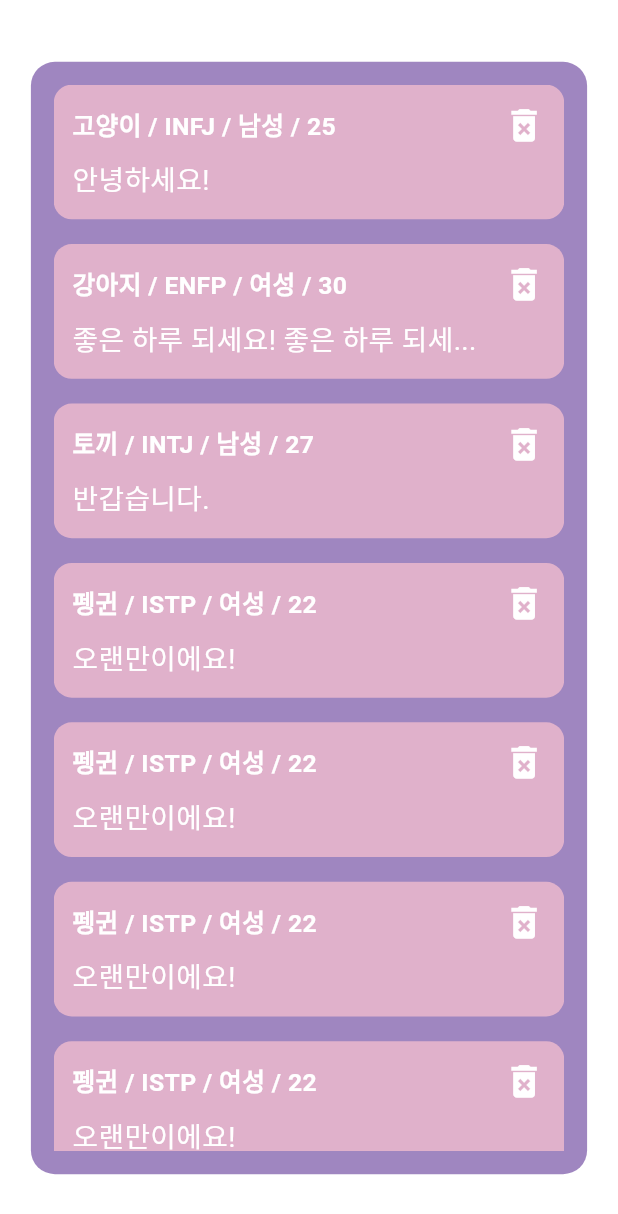
After one commit to KIMSSEUNG/ChatPRJ, a Flutter app: the ReceivePage screen opened directly, on a phone screen of 412 x 824 dp. The commit adds this screen. Shown: the top 1214 px of the screen. Run offline on Flutter 3.47's test engine with Material 3 defaults, Android fonts, the phone set to English and light mode, and no system bars.

Commit message:
25-01-26 20:49 받은 메세지를 확인하는 페이지 제작

```diff
--- a/lib/main.dart
+++ b/lib/page/main.dart
@@ -1,6 +1,7 @@
-import 'package:animal_project/send.dart';
+import 'package:animal_project/page/receive.dart';
+import 'package:animal_project/page/send.dart';
 import 'package:flutter/material.dart';
-import 'util/age_selector.dart';
+import '../util/age_selector.dart';
 
 void main() {
   runApp(AnimalChatApp());
@@ -157,6 +158,13 @@ class _AnimalChatAppState extends State<AnimalChatApp> {
                   MaterialPageRoute(builder: (context) => SendPage()),
                 );
               }
+              else if (label == '받은 메세지') {
+                Navigator.push(
+                  context,
+                  MaterialPageRoute(builder: (context) => ReceivePage()),
+                );
+              }
+
             },
             borderRadius: BorderRadius.circular(16),
             splashColor: Colors.black.withOpacity(0.2),
--- /dev/null
+++ b/lib/page/receive.dart
@@ -0,0 +1,117 @@
+import 'package:flutter/material.dart';
+
+
+class ReceivePage extends StatefulWidget {
+  @override
+  _MessageScreenState createState() => _MessageScreenState();
+}
+
+class _MessageScreenState extends State<ReceivePage> {
+  // 더미 데이터 (DB에서 받아오는 형태로 가정)
+  List<Map<String, String>> messages = [
+    {'info': '고양이 / INFJ / 남성 / 25', 'latest': '안녕하세요!'},
+    {'info': '강아지 / ENFP / 여성 / 30', 'latest': '좋은 하루 되세요! 좋은 하루 되세요! 좋은 하루 되세요! 좋은 하루 되세요! 좋은 하루 되세요!'},
+    {'info': '토끼 / INTJ / 남성 / 27', 'latest': '반갑습니다.'},
+    {'info': '펭귄 / ISTP / 여성 / 22', 'latest': '오랜만이에요!'},
+    {'info': '펭귄 / ISTP / 여성 / 22', 'latest': '오랜만이에요!'},
+    {'info': '펭귄 / ISTP / 여성 / 22', 'latest': '오랜만이에요!'},
+    {'info': '펭귄 / ISTP / 여성 / 22', 'latest': '오랜만이에요!'},
+    {'info': '펭귄 / ISTP / 여성 / 22', 'latest': '오랜만이에요!'},
+    {'info': '펭귄 / ISTP / 여성 / 22', 'latest': '오랜만이에요!'},
+    {'info': '펭귄 / ISTP / 여성 / 22', 'latest': '오랜만이에요!'},
+  ];
+
+  @override
+  Widget build(BuildContext context) {
+    double screenHeight = MediaQuery.of(context).size.height;
+    double screenWidth = MediaQuery.of(context).size.width;
+
+    return Scaffold(
+      backgroundColor: Colors.white,
+      body: Center(
+        child: Container(
+          width: screenWidth * 0.9, // 전체 화면의 90%
+          height: screenHeight * 0.9, // 전체 화면의 90%
+          decoration: BoxDecoration(
+            color: Color(0xFF9F86C0),
+            borderRadius: BorderRadius.circular(16),
+          ),
+          padding: EdgeInsets.all(screenWidth * 0.037),
+          child: Column(
+            children: [
+              Expanded(
+                child: ListView.builder(
+                  itemCount: messages.length,
+                  itemBuilder: (context, index) {
+                    return _buildMessageBox(screenWidth, screenHeight, index);
+                  },
+                ),
+              ),
+            ],
+          ),
+        ),
+      ),
+    );
+  }
+
+  Widget _buildMessageBox(double screenWidth, double screenHeight, int index) {
+    // 최신 메시지 길이 체크 및 문자열 자르기
+    String latestMessage = messages[index]['latest']!;
+    if (latestMessage.length > 19) {
+      latestMessage = '${latestMessage.substring(0, 19)}...';
+    }
+
+    return Container(
+      width: screenWidth * 0.84, // 부모(90%) 대비 15% 여백 제외
+      margin: EdgeInsets.only(bottom: screenHeight * 0.02), // 항목 간 간격
+      padding: EdgeInsets.all(screenWidth * 0.03),
+      decoration: BoxDecoration(
+        color: Color(0xFFE0B1CB),
+        borderRadius: BorderRadius.circular(12),
+      ),
+      child: Column(
+        crossAxisAlignment: CrossAxisAlignment.start,
+        children: [
+          // 동물 / MBTI / 성별 / 나이 + 삭제 버튼 (부모 대비 15% 높이 중 30%)
+          Row(
+            mainAxisAlignment: MainAxisAlignment.spaceBetween,
+            children: [
+              Text(
+                messages[index]['info']!,
+                style: TextStyle(
+                  fontSize: screenWidth * 0.04,
+                  fontWeight: FontWeight.bold,
+                  color: Colors.white,
+                ),
+              ),
+              GestureDetector(
+                onTap: () {
+                  setState(() {
+                    messages.removeAt(index);
+                  });
+                },
+                child: Icon(
+                  Icons.delete_forever, // 삭제 아이콘
+                  color: Colors.white,
+                  size: screenWidth * 0.07,
+                ),
+              ),
+            ],
+          ),
+          SizedBox(height: screenHeight * 0.01),
+
+          // 가장 최신 메시지 (부모 대비 15% 높이 중 50%)
+          Text(
+            latestMessage,
+            style: TextStyle(
+              fontSize: screenWidth * 0.045,
+              color: Colors.white,
+            ),
+            maxLines: 1,  // 한 줄로 표시
+            overflow: TextOverflow.ellipsis,  // 넘칠 경우 ... 표시
+          ),
+        ],
+      ),
+    );
+  }
+}
```
Also changed, not shown: lib/page/send.dart (renamed from lib/send.dart).
